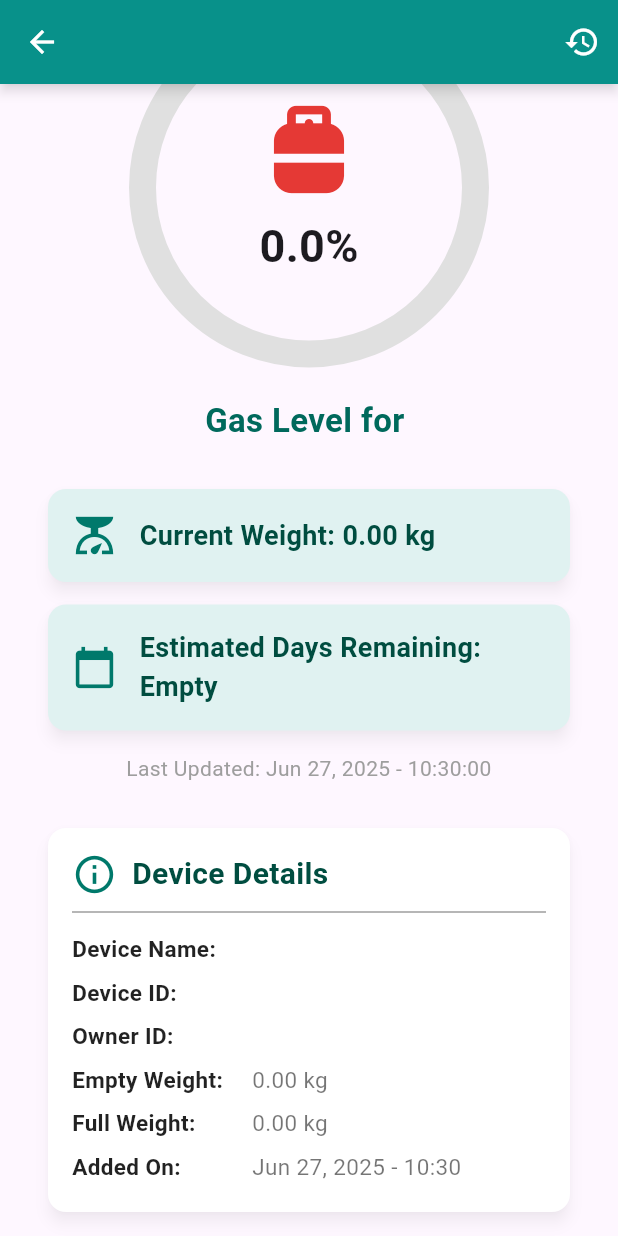
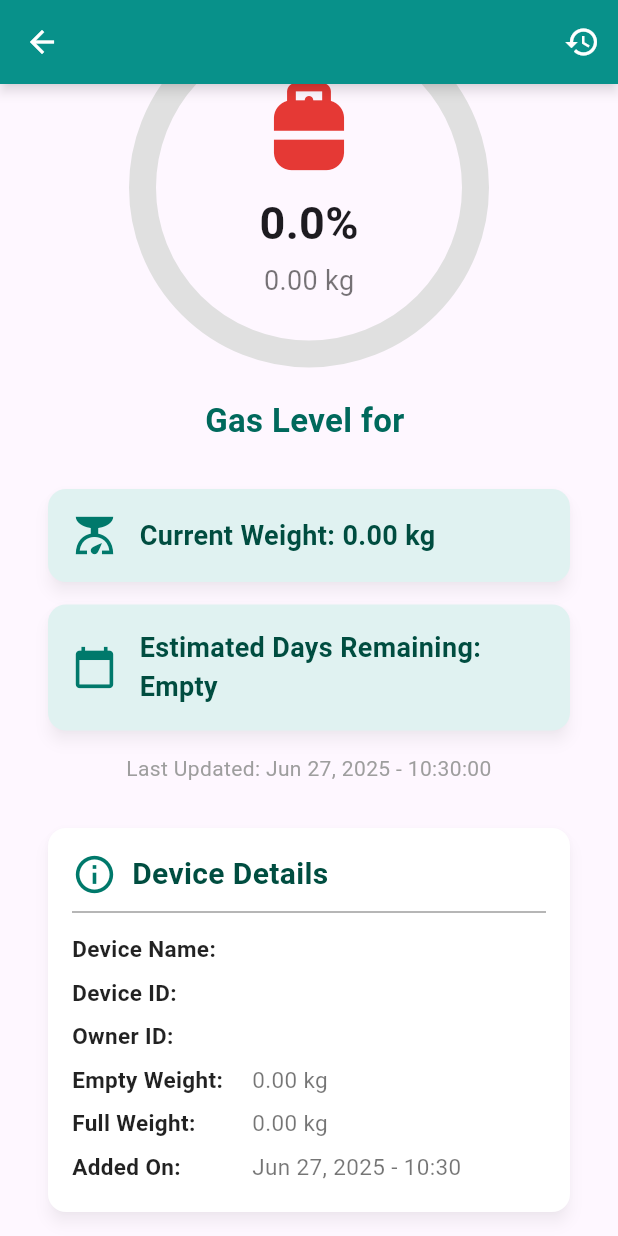
Before and after one commit to ssahu200122/LPG-Gas-Monitoring-system, a Flutter app: the DeviceMonitoringScreen screen opened directly with empty values, scrolled down 87 dp, on a phone screen of 412 x 824 dp. Run offline on Flutter 3.47's test engine with Material 3 defaults, Android fonts, the phone set to English and light mode, and no system bars; drawn by our look-alikes of percent_indicator; our stand-ins replace cloud_firestore, connectivity_plus, firebase_auth, firebase_core, fl_chart, flutter_local_notifications and 1 more; accounts and stored records are empty.

Commit message:
working version1.3

```diff
--- a/lpg_app/lib/screens/device_monitoring_screen.dart
+++ b/lpg_app/lib/screens/device_monitoring_screen.dart
@@ -165,6 +165,12 @@ class _DeviceMonitoringScreenState extends State<DeviceMonitoringScreen> {
                         '${gasPercentage.toStringAsFixed(1)}%',
                         style: const TextStyle(fontWeight: FontWeight.bold, fontSize: 30.0),
                       ),
+                      // NEW: Display Current Gas Weight in KG
+                      const SizedBox(height: 4), // Small spacer
+                      Text(
+                        '${(currentWeightKg - (widget.emptyWeight / 1000)).toStringAsFixed(2)} kg', // Only show actual gas weight
+                        style: const TextStyle(fontWeight: FontWeight.normal, fontSize: 18.0, color: Colors.black54),
+                      ),
                     ],
                   ),
                   footer: Padding(
@@ -228,7 +234,6 @@ class _DeviceMonitoringScreenState extends State<DeviceMonitoringScreen> {
                 ),
                 const SizedBox(height: 15),
                 Text(
-                  // Using the new helper for Last Updated
                   'Last Updated: ${_formatTimestampForDisplay(device.timestamp, format: 'MMM dd, yyyy - HH:mm:ss')}',
                   style: const TextStyle(fontSize: 14, color: Colors.grey),
                   textAlign: TextAlign.center,
@@ -266,7 +271,6 @@ class _DeviceMonitoringScreenState extends State<DeviceMonitoringScreen> {
                         _buildDetailRow('Owner ID:', device.ownerId),
                         _buildDetailRow('Empty Weight:', '${(device.emptyWeight / 1000).toStringAsFixed(2)} kg'),
                         _buildDetailRow('Full Weight:', '${(device.fullWeight / 1000).toStringAsFixed(2)} kg'),
-                        // Using the new helper for Added On
                         _buildDetailRow('Added On:', _formatTimestampForDisplay(device.createdAt)),
                       ],
                     ),
```
Also changed, not shown: lpg_app/lib/screens/lpg_device_list_screen.dart (+49 -32 lines).
